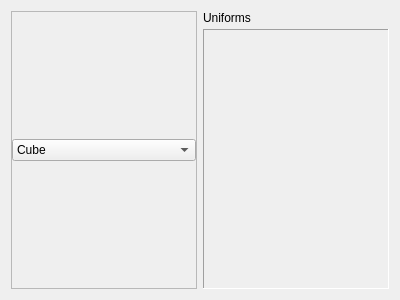
Above: Tools/ShaderViewer/ShaderViewer.ui from ricmzn/SomeGame before the change. Below: the same form after it.
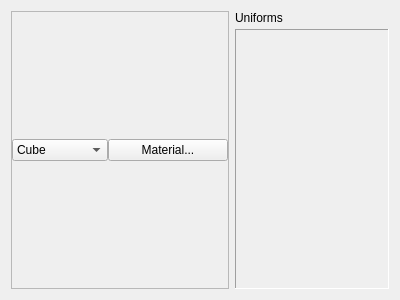
That is the form after the change.

```diff
--- a/Tools/ShaderViewer/ShaderViewer.ui
+++ b/Tools/ShaderViewer/ShaderViewer.ui
@@ -59,6 +59,9 @@
          </size>
         </property>
         <layout class="QHBoxLayout" name="horizontalLayout_2">
+         <property name="spacing">
+          <number>0</number>
+         </property>
          <property name="leftMargin">
           <number>0</number>
          </property>
@@ -72,7 +75,19 @@
           <number>0</number>
          </property>
          <item>
-          <widget class="QComboBox" name="glModelSelector">
+          <widget class="QComboBox" name="modelSelector">
+           <property name="sizePolicy">
+            <sizepolicy hsizetype="Expanding" vsizetype="Fixed">
+             <horstretch>0</horstretch>
+             <verstretch>0</verstretch>
+            </sizepolicy>
+           </property>
+           <property name="maximumSize">
+            <size>
+             <width>240</width>
+             <height>16777215</height>
+            </size>
+           </property>
            <item>
             <property name="text">
              <string>Cube</string>
@@ -95,6 +110,19 @@
            </item>
           </widget>
          </item>
+         <item>
+          <widget class="QPushButton" name="materialSelector">
+           <property name="minimumSize">
+            <size>
+             <width>120</width>
+             <height>0</height>
+            </size>
+           </property>
+           <property name="text">
+            <string>Material...</string>
+           </property>
+          </widget>
+         </item>
         </layout>
        </widget>
       </item>
@@ -139,7 +167,7 @@
           <rect>
            <x>0</x>
            <y>0</y>
-           <width>186</width>
+           <width>166</width>
            <height>263</height>
           </rect>
          </property>
```
Left out of the diff: 2 changed lines with no effect on the pictures.
